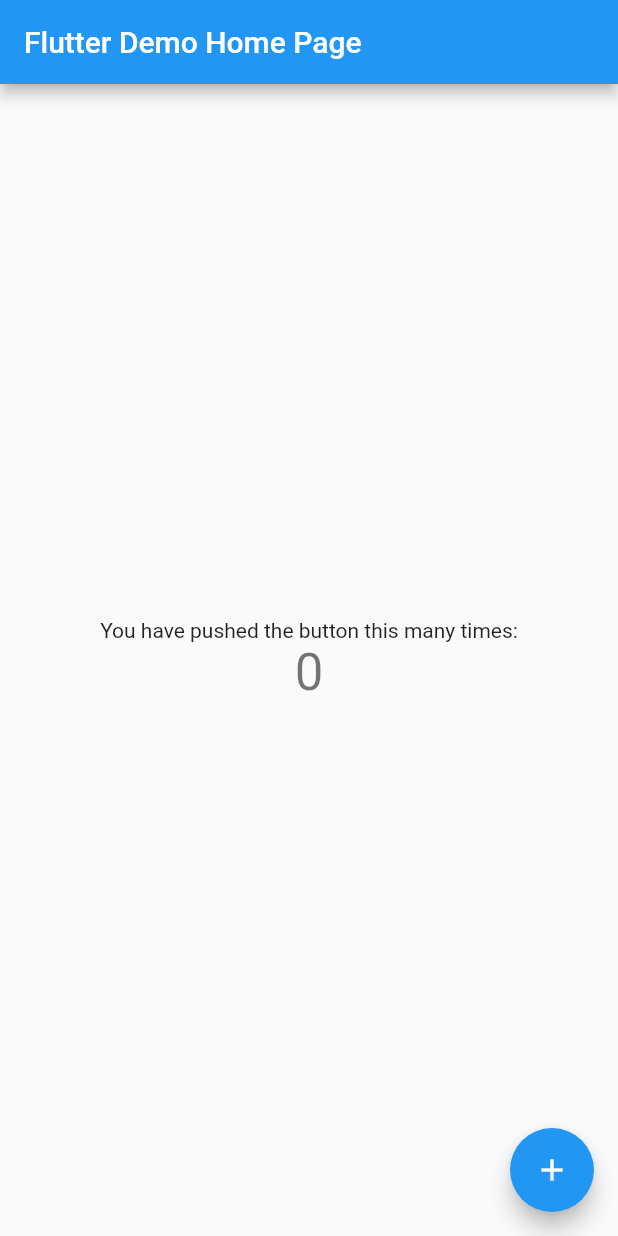
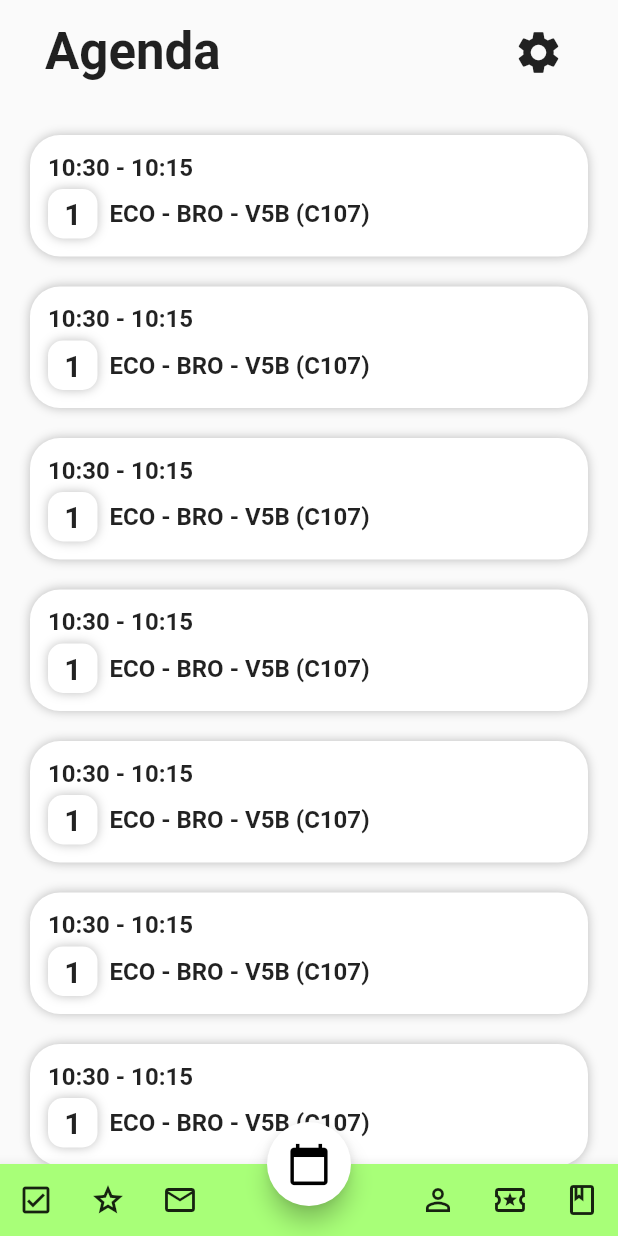
Before and after one commit to DennisHermes/MagisterPlus, a Flutter app: the screen it shows after launch, on a phone screen of 412 x 824 dp. Run offline on Flutter 3.47's test engine with Material 2 defaults, Android fonts, the phone set to English and light mode, and no system bars; Roboto replaces fonts that are missing (Helvetica).

Commit message:
agenda UI made

```diff
--- /dev/null
+++ b/magisterplus/lib/UI/agenda.dart
@@ -0,0 +1,169 @@
+import 'package:flutter/material.dart';
+
+class agenda extends StatefulWidget {
+  const agenda({Key? key}) : super(key: key);
+
+  @override
+  _agendaState createState() => _agendaState();
+}
+
+class _agendaState extends State<agenda> {
+  @override
+  Widget build(BuildContext context) {
+    return Scaffold(
+      bottomNavigationBar: BottomAppBar(
+        color: Color(0xffa8ff78),
+        child: Row(
+          children: [
+            IconButton(icon: Icon(Icons.check_box_outlined), onPressed: () {}),
+            IconButton(icon: Icon(Icons.grade_outlined), onPressed: () {}),
+            IconButton(icon: Icon(Icons.mail_outline), onPressed: () {}),
+            Spacer(),
+            IconButton(
+                icon: Icon(Icons.person_outline_outlined), onPressed: () {}),
+            IconButton(
+                icon: Icon(Icons.local_activity_outlined), onPressed: () {}),
+            IconButton(icon: Icon(Icons.book_outlined), onPressed: () {}),
+          ],
+        ),
+      ),
+      floatingActionButton: FloatingActionButton(
+          child: Icon(
+            Icons.calendar_today,
+            color: Colors.black,
+            size: 30,
+          ),
+          backgroundColor: Colors.white,
+          onPressed: () {}),
+      floatingActionButtonLocation: FloatingActionButtonLocation.centerDocked,
+      body: Stack(
+        children: <Widget>[
+          SafeArea(
+            child: Column(
+              children: <Widget>[
+                Container(
+                  padding: EdgeInsets.only(
+                    left: 30,
+                    right: 30,
+                    top: 10,
+                  ),
+                  child: Row(
+                    mainAxisAlignment: MainAxisAlignment.spaceBetween,
+                    children: <Widget>[
+                      Text("Agenda",
+                          style: TextStyle(
+                            fontFamily: "Helvetica",
+                            fontWeight: FontWeight.bold,
+                            fontSize: 34,
+                          )),
+                      IconButton(
+                          onPressed: () {},
+                          icon: Icon(
+                            Icons.settings,
+                            size: 34,
+                          ))
+                    ],
+                  ),
+                ),
+              ],
+            ),
+          ),
+          SafeArea(
+            child: Container(
+              padding: EdgeInsets.only(top: 70),
+              child: ListView(
+                padding: EdgeInsets.only(left: 20),
+                children: getMagisterAgenda(),
+                scrollDirection: Axis.vertical,
+              ),
+            ),
+          ),
+        ],
+      ),
+    );
+  }
+}
+
+List<Widget> getMagisterAgenda() {
+  List<Widget> cards = [];
+  for (int i = 0; i < 10; i++) {
+    cards.add(agendaCard());
+  }
+  return cards;
+}
+
+Widget agendaCard() {
+  return Container(
+    padding: EdgeInsets.all(12),
+    margin: EdgeInsets.only(right: 20, top: 20),
+    decoration: BoxDecoration(
+      borderRadius: BorderRadius.all(Radius.circular(20)),
+      color: Colors.white,
+      boxShadow: [
+        new BoxShadow(
+          color: Colors.black.withOpacity(0.25),
+          blurRadius: 5.0,
+        ),
+      ],
+    ),
+    child: Column(
+      children: <Widget>[
+        Row(
+          children: <Widget>[
+            Column(
+              crossAxisAlignment: CrossAxisAlignment.start,
+              children: <Widget>[
+                Text(
+                  '10:30 - 10:15',
+                  style: TextStyle(
+                    fontFamily: "Helvetica",
+                    fontWeight: FontWeight.bold,
+                    fontSize: 16,
+                  ),
+                ),
+              ],
+            )
+          ],
+        ),
+        SizedBox(height: 5),
+        Row(children: <Widget>[
+          Container(
+            width: 33,
+            height: 33,
+            decoration: BoxDecoration(
+              borderRadius: BorderRadius.all(Radius.circular(10)),
+              color: Colors.white,
+              boxShadow: [
+                new BoxShadow(
+                  color: Colors.black.withOpacity(0.25),
+                  blurRadius: 5.0,
+                ),
+              ],
+            ),
+            child: Column(
+              mainAxisAlignment: MainAxisAlignment.center,
+              children: <Widget>[
+                Text(
+                  "1",
+                  style: TextStyle(
+                    fontFamily: "Helvetica",
+                    fontWeight: FontWeight.bold,
+                    fontSize: 20,
+                  ),
+                )
+              ],
+            ),
+          ),
+          Text(
+            "  ECO - BRO - V5B (C107)",
+            style: TextStyle(
+              fontFamily: "Helvetica",
+              fontWeight: FontWeight.bold,
+              fontSize: 16,
+            ),
+          )
+        ]),
+      ],
+    ),
+  );
+}
--- a/magisterplus/lib/main.dart
+++ b/magisterplus/lib/main.dart
@@ -1,4 +1,5 @@
 import 'package:flutter/material.dart';
+import 'package:myapp/UI/agenda.dart';
 
 void main() {
   runApp(MyApp());
@@ -22,7 +23,7 @@ class MyApp extends StatelessWidget {
         // is not restarted.
         primarySwatch: Colors.blue,
       ),
-      home: MyHomePage(title: 'Flutter Demo Home Page'),
+      home: agenda(),
     );
   }
 }
```
Also changed, not shown: magisterplus/lib/UI/cijfers.dart (added), magisterplus/lib/UI/menu.dart (added).
